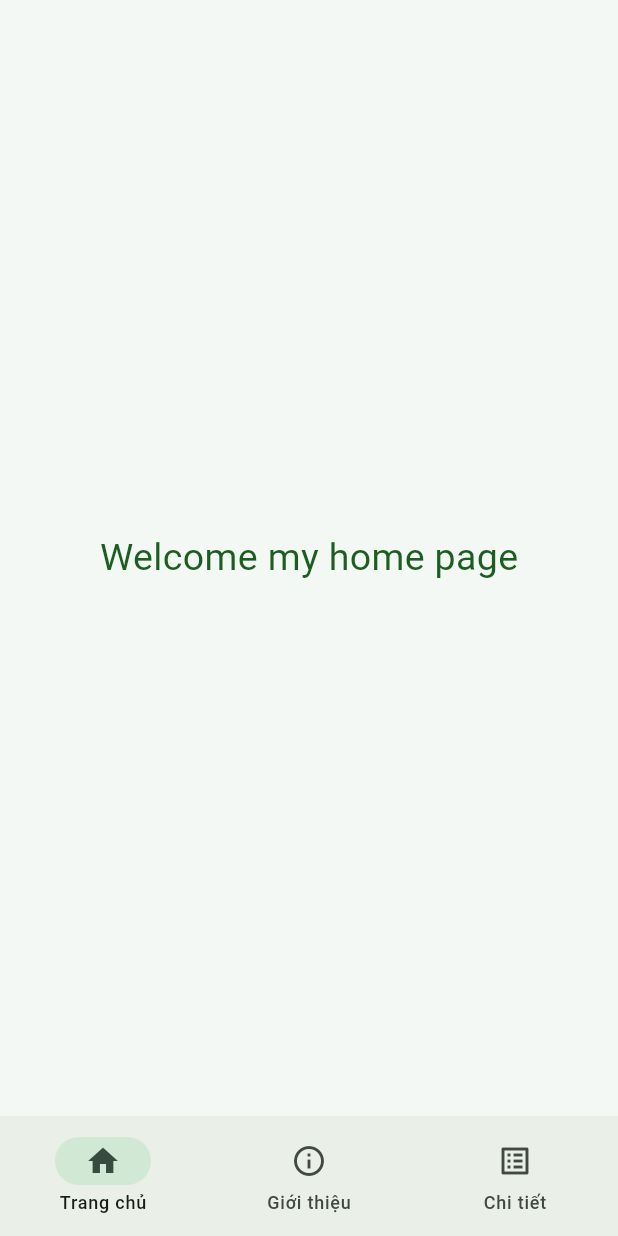
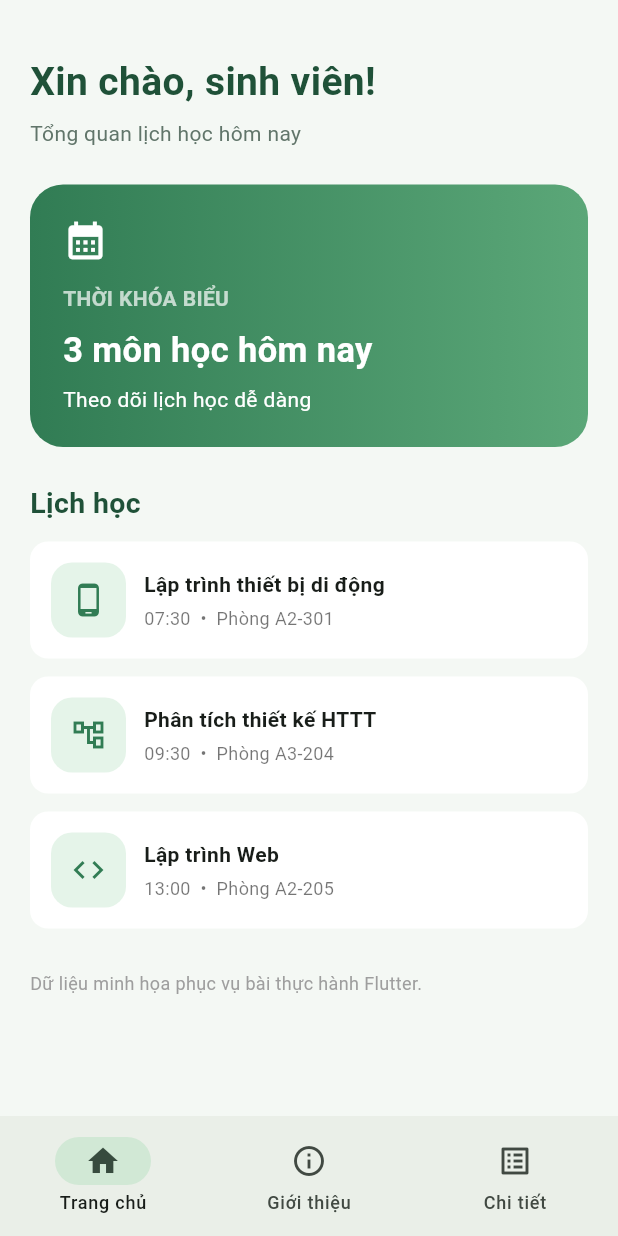
Before and after one commit to LonelyChromosome/testex, a Flutter app: the screen it shows after launch, on a phone screen of 412 x 824 dp. Run offline on Flutter 3.47's test engine with Material 3 defaults, Android fonts, the phone set to English and light mode, and no system bars.

Commit message:
feat: add stateless student planner home screen

```diff
--- a/lib/Home.dart
+++ b/lib/Home.dart
@@ -1,16 +1,82 @@
-import "package:flutter/material.dart";
+import 'package:flutter/material.dart';
 
+// Màn hình sinh viên phụ trách: chỉ sử dụng StatelessWidget.
 class Home extends StatelessWidget {
   const Home({super.key});
 
   @override
   Widget build(BuildContext context) {
-    return Center(
-      child: Text(
-        "Welcome my home page",
-        style: TextStyle(
-          fontSize: 25,
-          color: Colors.green.shade900,
+    const dark = Color(0xFF1F5138);
+    return ListView(
+      padding: const EdgeInsets.all(20),
+      children: [
+        const SizedBox(height: 16),
+        const Text('Xin chào, sinh viên!', style: TextStyle(fontSize: 26, fontWeight: FontWeight.bold, color: dark)),
+        const SizedBox(height: 6),
+        const Text('Tổng quan lịch học hôm nay', style: TextStyle(color: Color(0xFF61756A))),
+        const SizedBox(height: 24),
+        Container(
+          padding: const EdgeInsets.all(22),
+          decoration: BoxDecoration(
+            gradient: const LinearGradient(colors: [Color(0xFF317C54), Color(0xFF5BA778)]),
+            borderRadius: BorderRadius.circular(22),
+          ),
+          child: const Column(
+            crossAxisAlignment: CrossAxisAlignment.start,
+            children: [
+              Icon(Icons.calendar_month, size: 30, color: Colors.white),
+              SizedBox(height: 14),
+              Text('THỜI KHÓA BIỂU', style: TextStyle(color: Colors.white70, fontWeight: FontWeight.w600)),
+              SizedBox(height: 8),
+              Text('3 môn học hôm nay', style: TextStyle(color: Colors.white, fontSize: 23, fontWeight: FontWeight.bold)),
+              SizedBox(height: 6),
+              Text('Theo dõi lịch học dễ dàng', style: TextStyle(color: Colors.white)),
+            ],
+          ),
+        ),
+        const SizedBox(height: 24),
+        const Text('Lịch học', style: TextStyle(fontSize: 19, fontWeight: FontWeight.bold, color: dark)),
+        const SizedBox(height: 12),
+        const _SubjectTile(time: '07:30', title: 'Lập trình thiết bị di động', room: 'Phòng A2-301', icon: Icons.phone_android),
+        const _SubjectTile(time: '09:30', title: 'Phân tích thiết kế HTTT', room: 'Phòng A3-204', icon: Icons.account_tree_outlined),
+        const _SubjectTile(time: '13:00', title: 'Lập trình Web', room: 'Phòng A2-205', icon: Icons.code),
+        const SizedBox(height: 16),
+        const Text('Dữ liệu minh họa phục vụ bài thực hành Flutter.', style: TextStyle(fontSize: 12, color: Colors.grey)),
+      ],
+    );
+  }
+}
+
+class _SubjectTile extends StatelessWidget {
+  final String time;
+  final String title;
+  final String room;
+  final IconData icon;
+
+  const _SubjectTile({required this.time, required this.title, required this.room, required this.icon});
+
+  @override
+  Widget build(BuildContext context) {
+    return Card(
+      elevation: 0,
+      color: Colors.white,
+      margin: const EdgeInsets.only(bottom: 12),
+      child: Padding(
+        padding: const EdgeInsets.all(14),
+        child: Row(
+          children: [
+            Container(
+              padding: const EdgeInsets.all(13),
+              decoration: BoxDecoration(color: const Color(0xFFE5F4E9), borderRadius: BorderRadius.circular(14)),
+              child: Icon(icon, color: const Color(0xFF317C54)),
+            ),
+            const SizedBox(width: 12),
+            Expanded(child: Column(crossAxisAlignment: CrossAxisAlignment.start, children: [
+              Text(title, style: const TextStyle(fontWeight: FontWeight.w700, fontSize: 14)),
+              const SizedBox(height: 4),
+              Text('$time  •  $room', style: const TextStyle(fontSize: 12, color: Colors.black54)),
+            ])),
+          ],
         ),
       ),
     );
```
